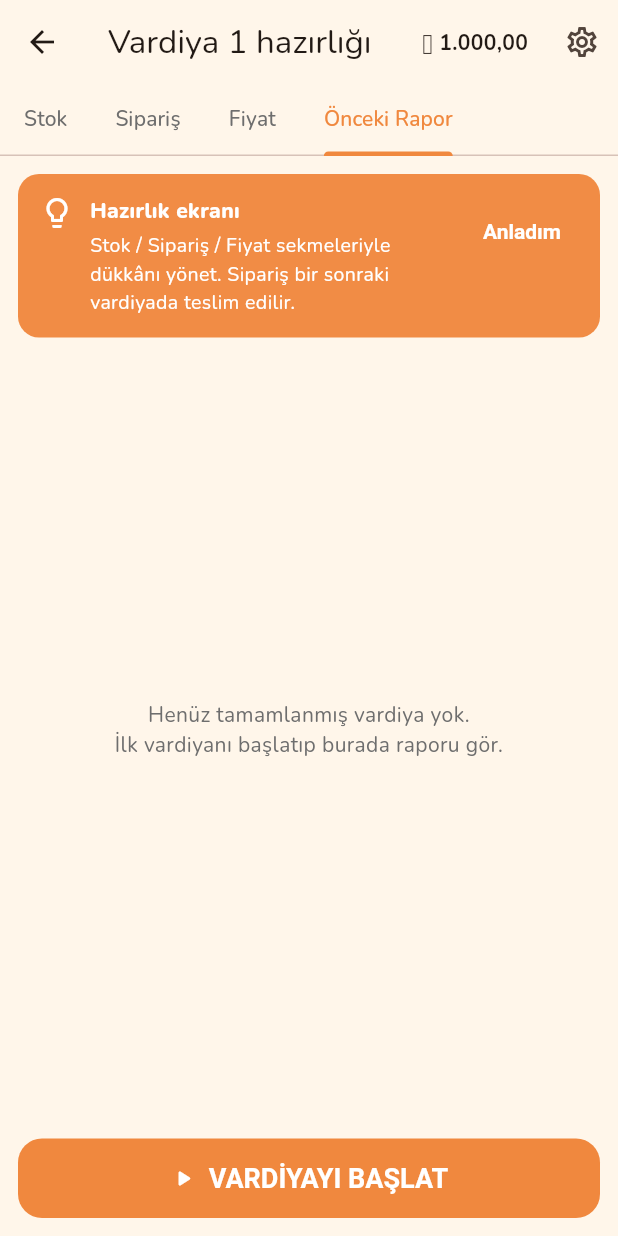
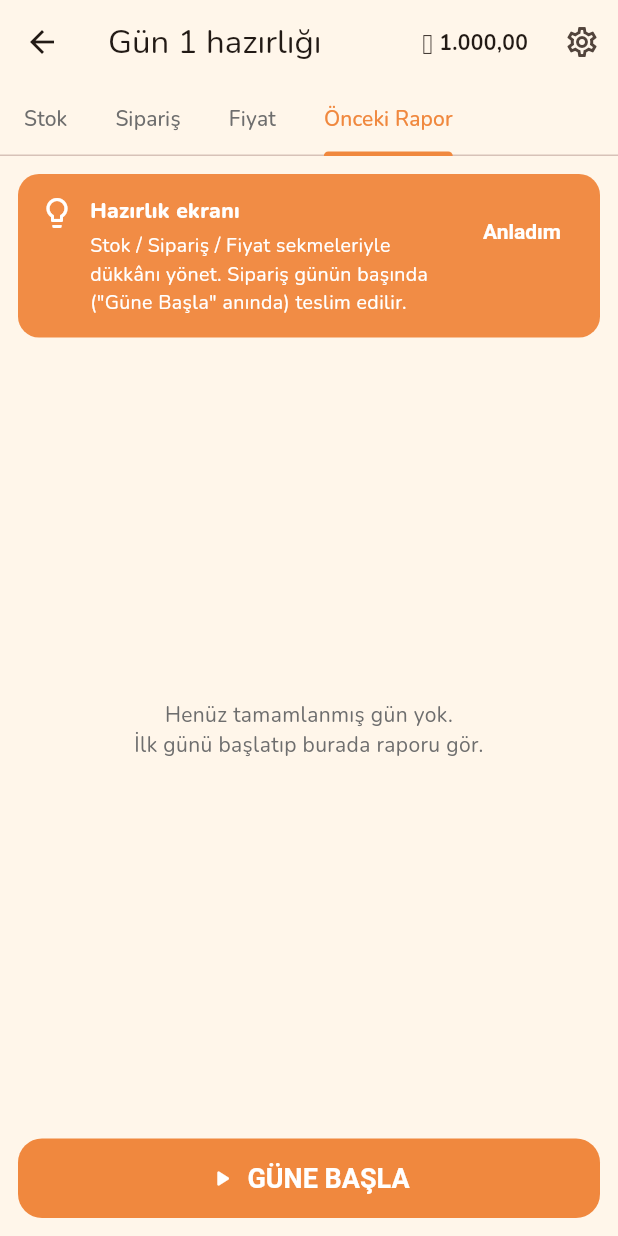
Before and after one commit to mfbilgin/barcode-boss, a Flutter app: the PrepScreen screen opened by its route, tab 4 chosen, on a phone screen of 412 x 824 dp. Run offline on Flutter 3.47's test engine with Material 3 defaults, Android fonts, the phone set to English and light mode, and no system bars; our stand-ins replace firebase_analytics, firebase_core, firebase_crashlytics, flutter_riverpod, go_router, hive and 1 more; missing offline and left inert: flame, flame_audio; accounts and stored records are empty.

Commit message:
fix(v0.1.2): sipariş aynı gün teslim + 'Vardiya' → 'Gün' terimi
#1 Sipariş teslim hatası:
  InventoryService.processDeliveries: < → <=. Önceden "vardiya 2
  hazırlığında sipariş ettim, vardiya 3'te bile yolda" oluyordu —
  GDD §3.5'in "sonraki vardiya teslim" davranışı kafa karıştırıcı.
  Artık hazırlıkta verilen sipariş O GÜN başlangıcında ("Güne Başla"
  basıldığında) depoya iner, anında raflanır. Bu davranış §14.4 stok=0
  lifeline'ı da rahatlatır — kullanıcı sipariş verir vermez vardiyayı
  başlatabilir, beklemek zorunda kalmaz.

  Test: çift senaryo
  - "aynı gün başında teslim" (yeni davranış)
  - "gelecek günlerin siparişleri beklemede kalır"

#2 'Vardiya' → 'Gün' terimini benimse:
  Daha sezgisel: "vardiya 2 hazırlığı" → "Gün 2 hazırlığı",
  "VARDİYAYI BAŞLAT" → "GÜNE BAŞLA", "Net X · Vardiya N" →
  "Net X · Gün N". ARB string'leri + inline UI metinleri güncellendi.
  Kod yorumlarında GDD referansı için "vardiya" terimi korundu.

Kalite: 64/64 test, 0 analyze sorunu. v0.1.1+2 → v0.1.2+3.

```diff
--- a/lib/l10n/app_tr.arb
+++ b/lib/l10n/app_tr.arb
@@ -5,18 +5,18 @@
 
   "labelBalance": "Bakiye",
   "labelLevel": "Seviye",
-  "levelAndShift": "{level} · Vardiya {shift}",
+  "levelAndShift": "{level} · Gün {shift}",
   "@levelAndShift": {
     "placeholders": {
       "level": {"type": "int"},
       "shift": {"type": "int"}
     }
   },
-  "buttonStartShift": "Vardiyaya Başla",
+  "buttonStartShift": "Güne Başla",
   "buttonNewGame": "Yeni Oyun (sıfırla)",
   "tooltipSettings": "Ayarlar",
 
-  "prepTitle": "Vardiya {shift} hazırlığı",
+  "prepTitle": "Gün {shift} hazırlığı",
   "@prepTitle": {
     "placeholders": {"shift": {"type": "int"}}
   },
@@ -24,7 +24,7 @@
   "tabOrders": "Sipariş",
   "tabPricing": "Fiyat",
   "tabReport": "Önceki Rapor",
-  "buttonStartShiftUpper": "VARDİYAYI BAŞLAT",
+  "buttonStartShiftUpper": "GÜNE BAŞLA",
 
   "settingsTitle": "Ayarlar",
   "sectionSound": "Ses",
@@ -53,22 +53,22 @@
   "labelNet": "Net kâr",
   "labelXp": "XP",
   "buttonBackToPrep": "Hazırlık Ekranına Dön",
-  "emptyShiftRecord": "Henüz tamamlanmış vardiya yok.",
+  "emptyShiftRecord": "Henüz tamamlanmış gün yok.",
 
   "labelTutorialBonus": "Yeni başlayan bonusu",
   "labelAdvanceRepayment": "Avans geri ödemesi",
   "labelEmergencyAdvance": "Acil avans",
 
   "emergencyAdvanceDialogTitle": "Acil avans aldın!",
-  "emergencyAdvanceDialogBody": "{amount} bakiyene eklendi. Sonraki 3 vardiyada net kazancının %20'si kesilecek (vardiya başına max 🪙 200).",
+  "emergencyAdvanceDialogBody": "{amount} bakiyene eklendi. Sonraki 3 günde net kazancının %20'si kesilecek (gün başına max 🪙 200).",
   "@emergencyAdvanceDialogBody": {
     "placeholders": {"amount": {"type": "String"}}
   },
   "emergencyAdvanceDialogClose": "Anladım",
 
   "stockZeroDialogTitle": "Tüm stoğun bitti",
-  "stockZeroDialogBody": "Vardiya başlatamazsın. Önce Sipariş sekmesinden mal getirt.",
-  "stockZeroDialogBodyWithAdvance": "Vardiya başlatamazsın. Önce Sipariş sekmesinden mal getirt. Sana bir kerelik {amount} avans verildi.",
+  "stockZeroDialogBody": "Günü başlatamazsın. Önce Sipariş sekmesinden mal getirt.",
+  "stockZeroDialogBodyWithAdvance": "Günü başlatamazsın. Önce Sipariş sekmesinden mal getirt. Sana bir kerelik {amount} avans verildi.",
   "@stockZeroDialogBodyWithAdvance": {
     "placeholders": {"amount": {"type": "String"}}
   },
--- a/lib/l10n/gen/app_localizations_tr.dart
+++ b/lib/l10n/gen/app_localizations_tr.dart
@@ -22,11 +22,11 @@ class AppLocalizationsTr extends AppLocalizations {
 
   @override
   String levelAndShift(int level, int shift) {
-    return '$level · Vardiya $shift';
+    return '$level · Gün $shift';
   }
 
   @override
-  String get buttonStartShift => 'Vardiyaya Başla';
+  String get buttonStartShift => 'Güne Başla';
 
   @override
   String get buttonNewGame => 'Yeni Oyun (sıfırla)';
@@ -36,7 +36,7 @@ class AppLocalizationsTr extends AppLocalizations {
 
   @override
   String prepTitle(int shift) {
-    return 'Vardiya $shift hazırlığı';
+    return 'Gün $shift hazırlığı';
   }
 
   @override
@@ -52,7 +52,7 @@ class AppLocalizationsTr extends AppLocalizations {
   String get tabReport => 'Önceki Rapor';
 
   @override
-  String get buttonStartShiftUpper => 'VARDİYAYI BAŞLAT';
+  String get buttonStartShiftUpper => 'GÜNE BAŞLA';
 
   @override
   String get settingsTitle => 'Ayarlar';
@@ -133,7 +133,7 @@ class AppLocalizationsTr extends AppLocalizations {
   String get buttonBackToPrep => 'Hazırlık Ekranına Dön';
 
   @override
-  String get emptyShiftRecord => 'Henüz tamamlanmış vardiya yok.';
+  String get emptyShiftRecord => 'Henüz tamamlanmış gün yok.';
 
   @override
   String get labelTutorialBonus => 'Yeni başlayan bonusu';
@@ -149,7 +149,7 @@ class AppLocalizationsTr extends AppLocalizations {
 
   @override
   String emergencyAdvanceDialogBody(String amount) {
-    return '$amount bakiyene eklendi. Sonraki 3 vardiyada net kazancının %20\'si kesilecek (vardiya başına max 🪙 200).';
+    return '$amount bakiyene eklendi. Sonraki 3 günde net kazancının %20\'si kesilecek (gün başına max 🪙 200).';
   }
 
   @override
@@ -160,11 +160,11 @@ class AppLocalizationsTr extends AppLocalizations {
 
   @override
   String get stockZeroDialogBody =>
-      'Vardiya başlatamazsın. Önce Sipariş sekmesinden mal getirt.';
+      'Günü başlatamazsın. Önce Sipariş sekmesinden mal getirt.';
 
   @override
   String stockZeroDialogBodyWithAdvance(String amount) {
-    return 'Vardiya başlatamazsın. Önce Sipariş sekmesinden mal getirt. Sana bir kerelik $amount avans verildi.';
+    return 'Günü başlatamazsın. Önce Sipariş sekmesinden mal getirt. Sana bir kerelik $amount avans verildi.';
   }
 
   @override
--- a/lib/screens/home_screen.dart
+++ b/lib/screens/home_screen.dart
@@ -41,7 +41,7 @@ class HomeScreen extends ConsumerWidget {
                 step: TutorialStep.welcome,
                 title: 'Hoş geldin!',
                 body:
-                    'Vardiya başlayınca müşteriler sırayla gelecek. Ürünün üstünde sola doğru kaydır (Tap modu Ayarlar\'da).',
+                    'Gün başlayınca müşteriler sırayla gelecek. Ürünün üstünde sola doğru kaydır (Tap modu Ayarlar\'da).',
               ),
             ),
             Center(
--- a/lib/screens/prep/rapor_tab.dart
+++ b/lib/screens/prep/rapor_tab.dart
@@ -17,7 +17,7 @@ class RaporTab extends ConsumerWidget {
         child: Padding(
           padding: EdgeInsets.all(24),
           child: Text(
-            'Henüz tamamlanmış vardiya yok.\nİlk vardiyanı başlatıp burada raporu gör.',
+            'Henüz tamamlanmış gün yok.\nİlk günü başlatıp burada raporu gör.',
             textAlign: TextAlign.center,
             style: TextStyle(color: AppColors.inkSoft),
           ),
@@ -37,7 +37,7 @@ class RaporTab extends ConsumerWidget {
           child: Column(
             children: [
               Text(
-                'Vardiya ${record.shiftNumber} özeti',
+                'Gün ${record.shiftNumber} özeti',
                 style: const TextStyle(fontWeight: FontWeight.w800),
               ),
               const SizedBox(height: 12),
--- a/lib/screens/prep_screen.dart
+++ b/lib/screens/prep_screen.dart
@@ -164,7 +164,7 @@ class _PrepScreenState extends ConsumerState<PrepScreen>
               step: TutorialStep.prepTabs,
               title: 'Hazırlık ekranı',
               body:
-                  'Stok / Sipariş / Fiyat sekmeleriyle dükkânı yönet. Sipariş bir sonraki vardiyada teslim edilir.',
+                  'Stok / Sipariş / Fiyat sekmeleriyle dükkânı yönet. Sipariş günün başında ("Güne Başla" anında) teslim edilir.',
             ),
             Expanded(
               child: TabBarView(
--- a/lib/services/inventory_service.dart
+++ b/lib/services/inventory_service.dart
@@ -91,15 +91,20 @@ class InventoryService {
     _savePending([...pendingOrders(), order]);
   }
 
-  /// Vardiya [currentShiftNumber] başlamadan önce çağrılır: önceki
-  /// vardiyalardan kalan siparişler depoya iner ve listeden silinir.
-  /// Teslim edilen siparişleri döndürür (rapor/log için).
+  /// Gün [currentShiftNumber] başlamadan önce çağrılır: bu gün hazırlığında
+  /// (veya daha önceki günlerde) verilen siparişler depoya iner.
+  ///
+  /// **Davranış değişikliği (playtest feedback):** Önceki sürümde sadece
+  /// önceki günlerden kalan siparişler teslim ediliyordu (`<`); şimdi aynı
+  /// gün hazırlığında verilen sipariş de gün başında teslim edilir (`<=`).
+  /// Sebep: "vardiya 2 hazırlığında sipariş ettiğim ürün vardiya 3'te bile
+  /// yolda" → kullanıcı için anlaşılmaz, stok=0'a düşme riski yaratıyordu.
   List<PendingOrder> processDeliveries(int currentShiftNumber) {
     final pending = pendingOrders();
     final delivered = <PendingOrder>[];
     final remaining = <PendingOrder>[];
     for (final o in pending) {
-      if (o.placedShiftNumber < currentShiftNumber) {
+      if (o.placedShiftNumber <= currentShiftNumber) {
         delivered.add(o);
         final item = get(o.productId);
         if (item != null) {
--- a/pubspec.yaml
+++ b/pubspec.yaml
@@ -4,7 +4,7 @@ publish_to: 'none'
 
 # Semantic versioning: major.minor.patch+buildNumber
 # v0.1.0 = Faz 0 setup tamamlandığında ilk runnable iskelet
-version: 0.1.1+2
+version: 0.1.2+3
 
 environment:
   sdk: ">=3.0.0 <4.0.0"
```
Also changed, not shown: lib/l10n/gen/app_localizations.dart (+8 -8 lines), 1 other file.
